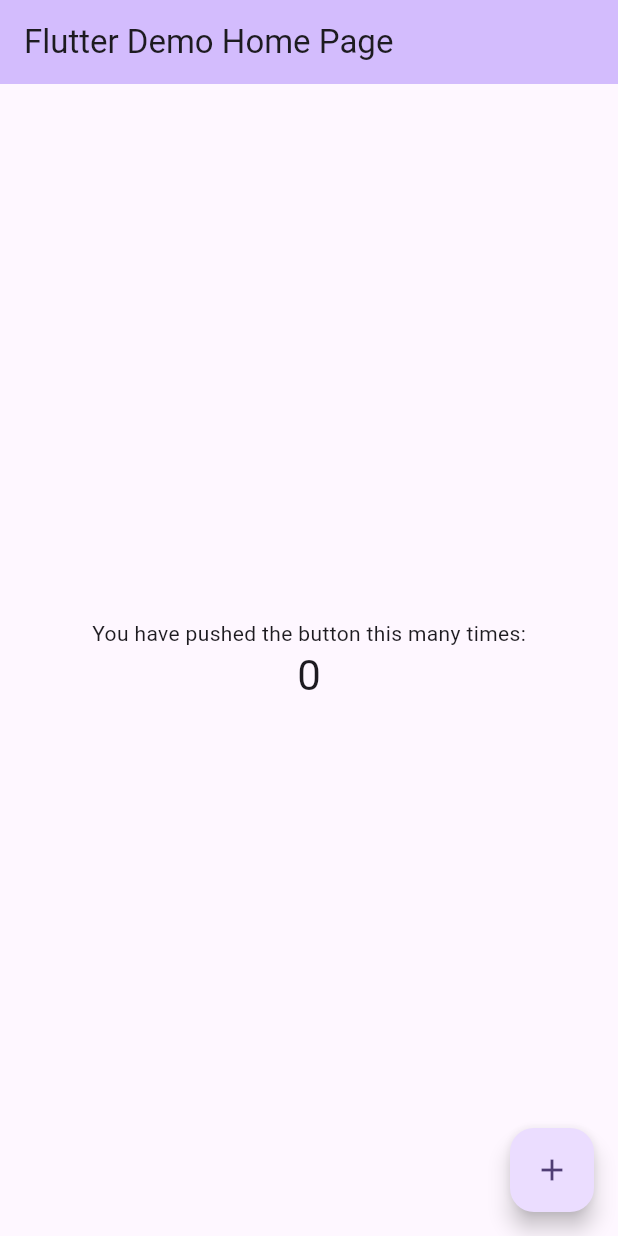
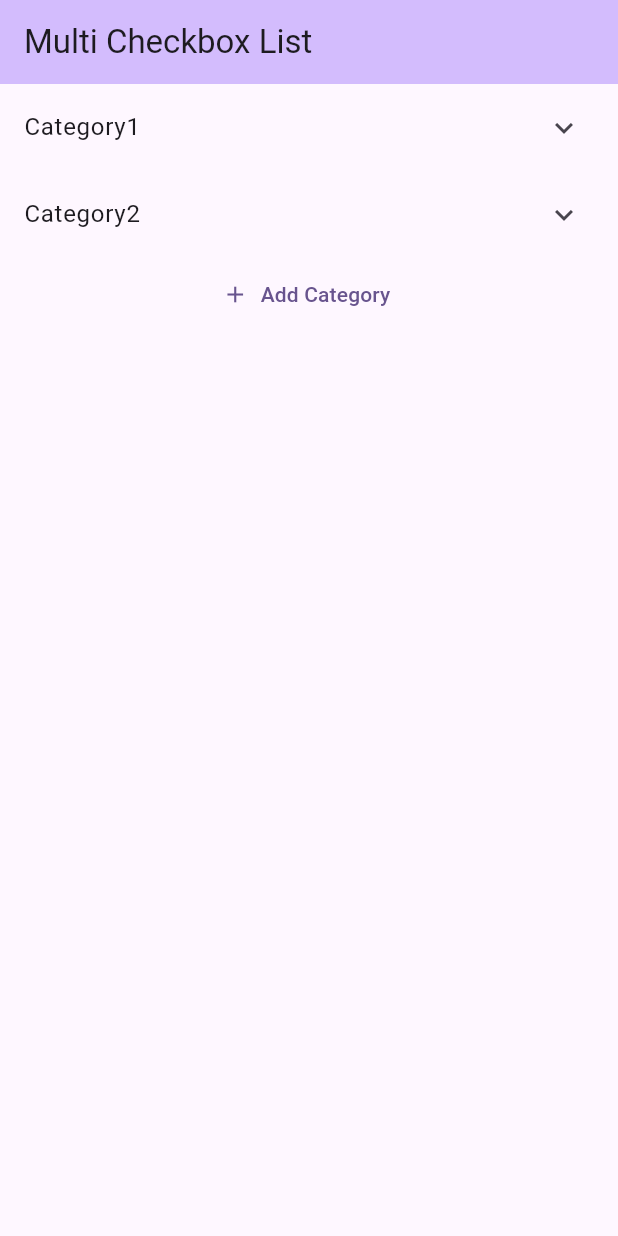
Before and after one commit to YukiMatsuoka0617/MultiCheckboxList, a Flutter app: the screen it shows after launch, on a phone screen of 412 x 824 dp. Run offline on Flutter 3.47's test engine with Material 3 defaults, Android fonts, the light colour scheme and no system bars.

Commit message:
やりたいことのひな形を作成

```diff
--- /dev/null
+++ b/lib/home_screen.dart
@@ -0,0 +1,118 @@
+import 'package:flutter/material.dart';
+
+class MyHomePage extends StatefulWidget {
+  const MyHomePage({super.key});
+
+  @override
+  State<MyHomePage> createState() => _MyHomePageState();
+}
+
+List<bool> dummyDate1 = List.filled(3, false);
+List<bool> dummyDate2 = List.filled(3, false);
+List<bool> dummyDate3 = List.filled(3, false);
+
+class _MyHomePageState extends State<MyHomePage> {
+  @override
+  Widget build(BuildContext context) {
+    return Scaffold(
+      appBar: AppBar(
+        backgroundColor: Theme.of(context).colorScheme.inversePrimary,
+        title: Text('Multi Checkbox List'),
+      ),
+      body: ListView(
+        children: [
+          ExpansionTile(
+            title: Text('Category1'),
+            children: [
+              ListTile(
+                title: Text('Name1'),
+                trailing: Row(
+                  mainAxisSize: MainAxisSize.min,
+                  children: List.generate(3, (i) {
+                    return Checkbox(
+                      value: dummyDate1[i],
+                      // onChanged: (value) {
+                      //   setState(() {
+                      //     dummyDate1[i] = value ?? false;
+                      //   });
+                      // },
+                      onChanged: (i == 0 || dummyDate1[i - 1])
+                          ? (value) {
+                              setState(() {
+                                dummyDate1[i] = value ?? false;
+                                // 右側のチェックをオフにする処理（必要なら）
+                                if (!dummyDate1[i]) {
+                                  for (int j = i + 1;
+                                      j < dummyDate1.length;
+                                      j++) {
+                                    dummyDate1[j] = false;
+                                  }
+                                }
+                              });
+                            }
+                          : null,
+                    );
+                  }),
+                ),
+              ),
+              TextButton.icon(
+                icon: const Icon(Icons.add),
+                label: const Text('Add Item'),
+                onPressed: () {},
+              ),
+            ],
+          ),
+          ExpansionTile(
+            title: Text('Category2'),
+            children: [
+              ListTile(
+                title: Text('Name2'),
+                trailing: Row(
+                  mainAxisSize: MainAxisSize.min,
+                  children: List.generate(3, (i) {
+                    return Checkbox(
+                      value: dummyDate2[i],
+                      onChanged: (value) {
+                        setState(() {
+                          dummyDate2[i] = value ?? false;
+                        });
+                      },
+                    );
+                  }),
+                ),
+              ),
+              ListTile(
+                title: Text('Name3'),
+                trailing: Row(
+                  mainAxisSize: MainAxisSize.min,
+                  children: List.generate(3, (i) {
+                    return Checkbox(
+                      value: dummyDate3[i],
+                      onChanged: (value) {
+                        setState(() {
+                          dummyDate3[i] = value ?? false;
+                        });
+                      },
+                    );
+                  }),
+                ),
+              ),
+              TextButton.icon(
+                icon: const Icon(Icons.add),
+                label: const Text('Add Item'),
+                onPressed: () {},
+              ),
+            ],
+          ),
+          Center(
+            child: TextButton.icon(
+              icon: const Icon(Icons.add),
+              label: const Text('Add Category'),
+              onPressed: () {},
+            ),
+          ),
+        ],
+      ),
+    );
+  }
+}
--- a/lib/main.dart
+++ b/lib/main.dart
@@ -1,4 +1,5 @@
 import 'package:flutter/material.dart';
+import 'package:flutter_application_multi_checkbox_list/home_screen.dart';
 
 void main() {
   runApp(const MyApp());
@@ -7,119 +8,15 @@
 class MyApp extends StatelessWidget {
   const MyApp({super.key});
 
-  // This widget is the root of your application.
   @override
   Widget build(BuildContext context) {
     return MaterialApp(
       title: 'Flutter Demo',
       theme: ThemeData(
-        // This is the theme of your application.
-        //
-        // TRY THIS: Try running your application with "flutter run". You'll see
-        // the application has a purple toolbar. Then, without quitting the app,
-        // try changing the seedColor in the colorScheme below to Colors.green
-        // and then invoke "hot reload" (save your changes or press the "hot
-        // reload" button in a Flutter-supported IDE, or press "r" if you used
-        // the command line to start the app).
-        //
-        // Notice that the counter didn't reset back to zero; the application
-        // state is not lost during the reload. To reset the state, use hot
-        // restart instead.
-        //
-        // This works for code too, not just values: Most code changes can be
-        // tested with just a hot reload.
         colorScheme: ColorScheme.fromSeed(seedColor: Colors.deepPurple),
         useMaterial3: true,
       ),
-      home: const MyHomePage(title: 'Flutter Demo Home Page'),
+      home: const MyHomePage(),
     );
   }
 }
-
-class MyHomePage extends StatefulWidget {
-  const MyHomePage({super.key, required this.title});
-
-  // This widget is the home page of your application. It is stateful, meaning
-  // that it has a State object (defined below) that contains fields that affect
-  // how it looks.
-
-  // This class is the configuration for the state. It holds the values (in this
-  // case the title) provided by the parent (in this case the App widget) and
-  // used by the build method of the State. Fields in a Widget subclass are
-  // always marked "final".
-
-  final String title;
-
-  @override
-  State<MyHomePage> createState() => _MyHomePageState();
-}
-
-class _MyHomePageState extends State<MyHomePage> {
-  int _counter = 0;
-
-  void _incrementCounter() {
-    setState(() {
-      // This call to setState tells the Flutter framework that something has
-      // changed in this State, which causes it to rerun the build method below
-      // so that the display can reflect the updated values. If we changed
-      // _counter without calling setState(), then the build method would not be
-      // called again, and so nothing would appear to happen.
-      _counter++;
-    });
-  }
-
-  @override
-  Widget build(BuildContext context) {
-    // This method is rerun every time setState is called, for instance as done
-    // by the _incrementCounter method above.
-    //
-    // The Flutter framework has been optimized to make rerunning build methods
-    // fast, so that you can just rebuild anything that needs updating rather
-    // than having to individually change instances of widgets.
-    return Scaffold(
-      appBar: AppBar(
-        // TRY THIS: Try changing the color here to a specific color (to
-        // Colors.amber, perhaps?) and trigger a hot reload to see the AppBar
-        // change color while the other colors stay the same.
-        backgroundColor: Theme.of(context).colorScheme.inversePrimary,
-        // Here we take the value from the MyHomePage object that was created by
-        // the App.build method, and use it to set our appbar title.
-        title: Text(widget.title),
-      ),
-      body: Center(
-        // Center is a layout widget. It takes a single child and positions it
-        // in the middle of the parent.
-        child: Column(
-          // Column is also a layout widget. It takes a list of children and
-          // arranges them vertically. By default, it sizes itself to fit its
-          // children horizontally, and tries to be as tall as its parent.
-          //
-          // Column has various properties to control how it sizes itself and
-          // how it positions its children. Here we use mainAxisAlignment to
-          // center the children vertically; the main axis here is the vertical
-          // axis because Columns are vertical (the cross axis would be
-          // horizontal).
-          //
-          // TRY THIS: Invoke "debug painting" (choose the "Toggle Debug Paint"
-          // action in the IDE, or press "p" in the console), to see the
-          // wireframe for each widget.
-          mainAxisAlignment: MainAxisAlignment.center,
-          children: <Widget>[
-            const Text(
-              'You have pushed the button this many times:',
-            ),
-            Text(
-              '$_counter',
-              style: Theme.of(context).textTheme.headlineMedium,
-            ),
-          ],
-        ),
-      ),
-      floatingActionButton: FloatingActionButton(
-        onPressed: _incrementCounter,
-        tooltip: 'Increment',
-        child: const Icon(Icons.add),
-      ), // This trailing comma makes auto-formatting nicer for build methods.
-    );
-  }
-}
```
